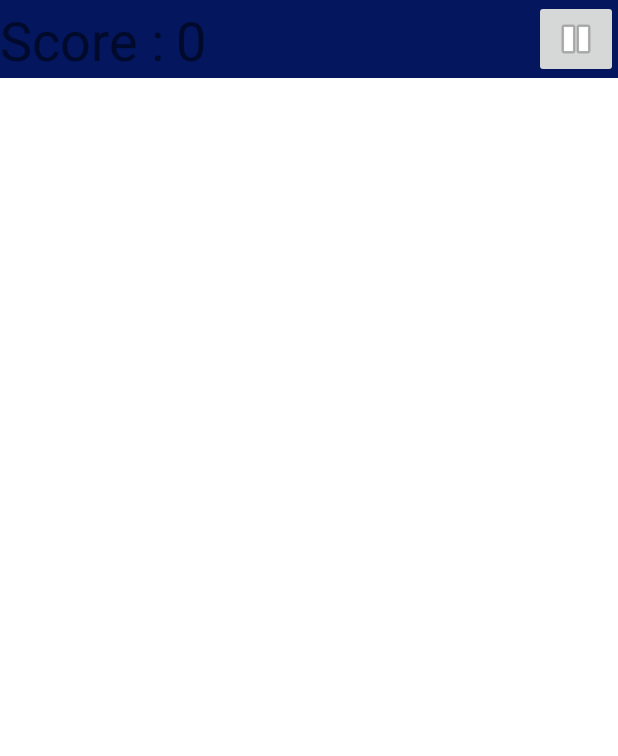
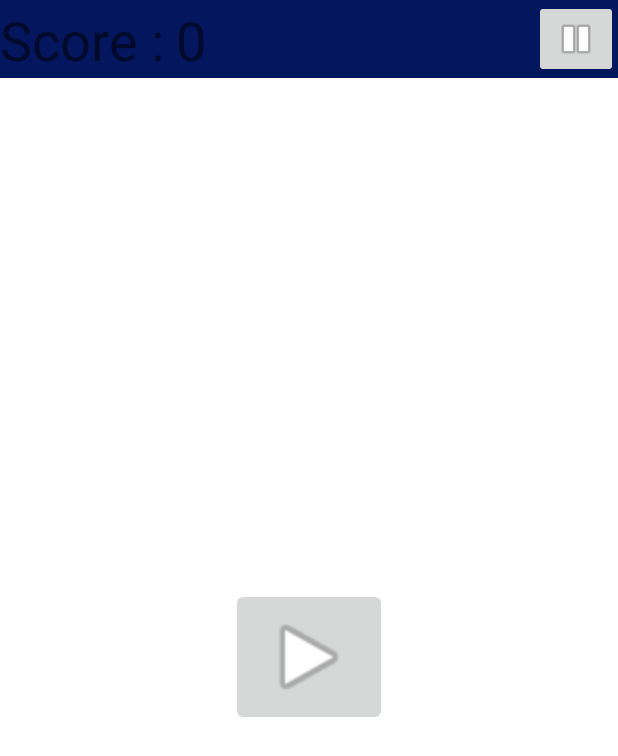
Before and after one commit to corentinckf/Replikapp-Android, an Android app: the layout activity_game_ii.xml on its own in the app's theme, with its tools: preview values and no code run, on a phone screen of 412 x 824 dp. Shown: the top 756 px of the screen. Run offline under Robolectric (Android 15) with nearby library versions, the phone set to English and light mode, and no system bars.

Commit message:
Gestion Play/Pause du jeu

```diff
--- a/app/src/main/res/layout/activity_game_ii.xml
+++ b/app/src/main/res/layout/activity_game_ii.xml
@@ -42,7 +42,7 @@
             app:layout_constraintTop_toTopOf="parent" />
 
         <ImageButton
-            android:id="@+id/imageButton"
+            android:id="@+id/stateImg"
             android:layout_width="wrap_content"
             android:layout_height="wrap_content"
             android:contentDescription="@string/pause"
@@ -63,5 +63,23 @@
         app:layout_constraintEnd_toEndOf="parent"
         app:layout_constraintHorizontal_bias="1.0"
         app:layout_constraintStart_toStartOf="parent"
-        app:layout_constraintTop_toBottomOf="@+id/constraintLayout"/>
+        app:layout_constraintTop_toBottomOf="@+id/constraintLayout">
+
+    </LinearLayout>
+
+    <ImageButton
+        android:id="@+id/playImg"
+        android:layout_width="wrap_content"
+        android:layout_height="wrap_content"
+        android:contentDescription="@string/play"
+        android:onClick="playPause"
+        android:scaleType="centerInside"
+        android:scaleX="2"
+        android:scaleY="2"
+        app:layout_constraintBottom_toBottomOf="@+id/mySurfaceInv"
+        app:layout_constraintEnd_toEndOf="@+id/mySurfaceInv"
+        app:layout_constraintStart_toStartOf="@+id/mySurfaceInv"
+        app:layout_constraintTop_toBottomOf="@+id/constraintLayout"
+        app:srcCompat="@android:drawable/ic_media_play" />
+
 </androidx.constraintlayout.widget.ConstraintLayout>
--- a/app/src/main/res/values/strings.xml
+++ b/app/src/main/res/values/strings.xml
@@ -66,6 +66,7 @@
     <string name="hard">Hard</string>
     <string name="score">score</string>
     <string name="home">home</string>
+    <string name="play">play</string>
 
 
 </resources>
--- a/build.gradle
+++ b/build.gradle
@@ -8,7 +8,7 @@ buildscript {
 
     }
     dependencies {
-        classpath 'com.android.tools.build:gradle:3.6.1'
+        classpath 'com.android.tools.build:gradle:3.6.3'
         classpath 'com.google.gms:google-services:4.3.3'
 
         // NOTE: Do not place your application dependencies here; they belong
```
Also changed, not shown: app/src/main/java/com/ckfcsteam/spaceinvaders/Game1.java (+18 -19 lines), app/src/main/java/com/ckfcsteam/spaceinvaders/GameActivity.java (+19 -3 lines), 1 other file.
